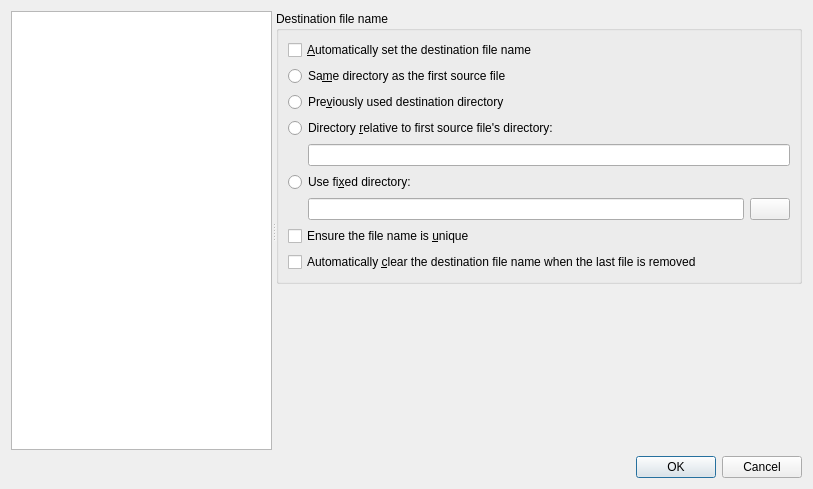
First picture: the form in src/mkvtoolnix-gui/forms/main_window/preferences_dialog.ui, repository jpsdr/MKVToolnix-Windows-7, before the edit.
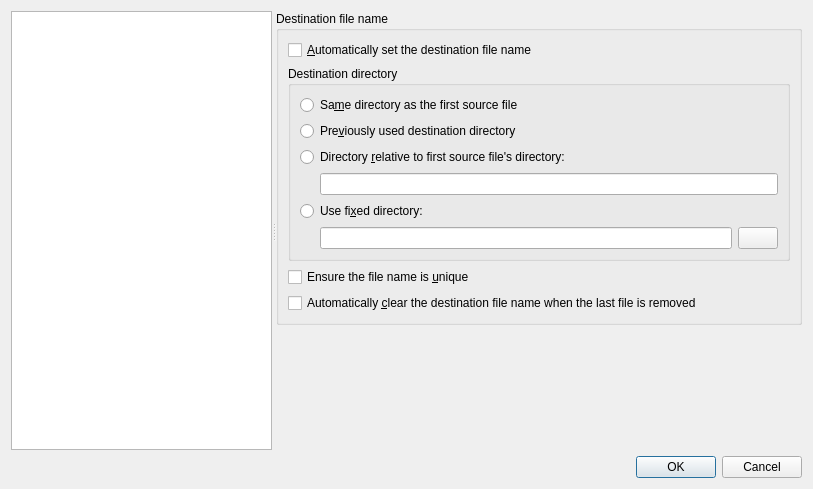
Second picture: the form after the edit. The open tabs and pages were chosen to show the change. Icons and pictures are not drawn. Custom widgets are drawn as their Qt base class.

Commit message: GUI: prefs: move auto destination file name controls for directory into a groupbox

What changed in the file:
```diff
--- a/src/mkvtoolnix-gui/forms/main_window/preferences_dialog.ui
+++ b/src/mkvtoolnix-gui/forms/main_window/preferences_dialog.ui
@@ -767,6 +767,12 @@
             </widget>
            </item>
            <item>
+            <widget class="QGroupBox" name="gbDestinationDirectory">
+             <property name="title">
+              <string>Destination directory</string>
+             </property>
+             <layout class="QVBoxLayout" name="verticalLayout_31">
+              <item>
             <widget class="QRadioButton" name="rbMAutoSetSameDirectory">
              <property name="text">
               <string>Sa&amp;me directory as the first source file</string>
@@ -851,6 +857,9 @@
              </item>
             </layout>
            </item>
+             </layout>
+            </widget>
+           </item>
            <item>
             <widget class="QCheckBox" name="cbMUniqueOutputFileNames">
              <property name="text">
```
Left out of the diff: 1 changed line with no effect on the pictures. Lines whose indentation alone changed are shown as unchanged. The commit also changes 1 other file.
